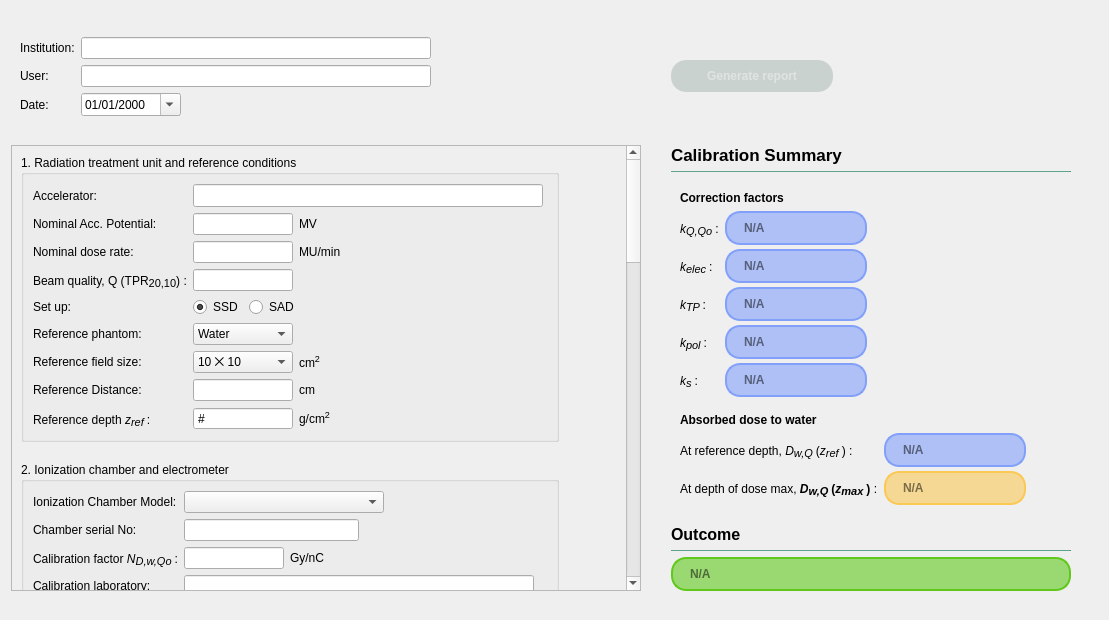
First picture: the form in ui/qt_ui/photonsWorksheet.ui, repository Quantico-Bullet/PyBeam-QA, before the edit.
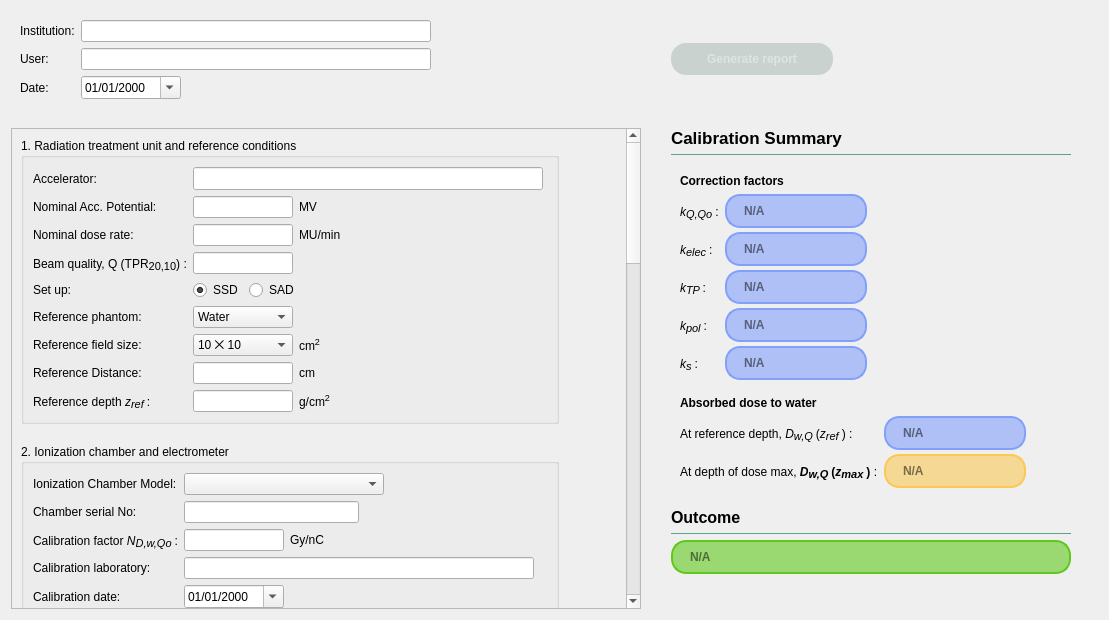
Second picture: the form after the edit.

```diff
--- a/ui/qt_ui/photonsWorksheet.ui
+++ b/ui/qt_ui/photonsWorksheet.ui
@@ -42,7 +42,7 @@
      </property>
      <item row="1" column="2">
       <layout class="QVBoxLayout" name="calibSummaryVL">
-       <item>
+       <item alignment="Qt::AlignTop">
         <widget class="QWidget" name="calibSummaryWidget" native="true">
          <property name="sizePolicy">
           <sizepolicy hsizetype="Maximum" vsizetype="Fixed">
@@ -806,7 +806,7 @@
      <item row="1" column="0">
       <widget class="QScrollArea" name="worksheetScrollArea">
        <property name="sizePolicy">
-        <sizepolicy hsizetype="Expanding" vsizetype="Preferred">
+        <sizepolicy hsizetype="Expanding" vsizetype="MinimumExpanding">
          <horstretch>0</horstretch>
          <verstretch>0</verstretch>
         </sizepolicy>
@@ -832,7 +832,7 @@
           <x>0</x>
           <y>0</y>
           <width>605</width>
-          <height>1903</height>
+          <height>1902</height>
          </rect>
         </property>
         <property name="sizePolicy">
@@ -1180,18 +1180,24 @@
               <item row="8" column="1">
                <layout class="QHBoxLayout" name="refDepthHL">
                 <item>
-                 <widget class="QDoubleSpinBox" name="doubleSpinBox">
+                 <widget class="QLineEdit" name="refDepthLE">
+                  <property name="sizePolicy">
+                   <sizepolicy hsizetype="Fixed" vsizetype="Fixed">
+                    <horstretch>0</horstretch>
+                    <verstretch>0</verstretch>
+                   </sizepolicy>
+                  </property>
                   <property name="minimumSize">
                    <size>
                     <width>100</width>
                     <height>0</height>
                    </size>
                   </property>
-                  <property name="buttonSymbols">
-                   <enum>QAbstractSpinBox::NoButtons</enum>
-                  </property>
-                  <property name="specialValueText">
-                   <string notr="true">#</string>
+                  <property name="maximumSize">
+                   <size>
+                    <width>100</width>
+                    <height>16777215</height>
+                   </size>
                   </property>
                  </widget>
                 </item>
```
Left out of the diff: 9 changed lines with no effect on the pictures.
